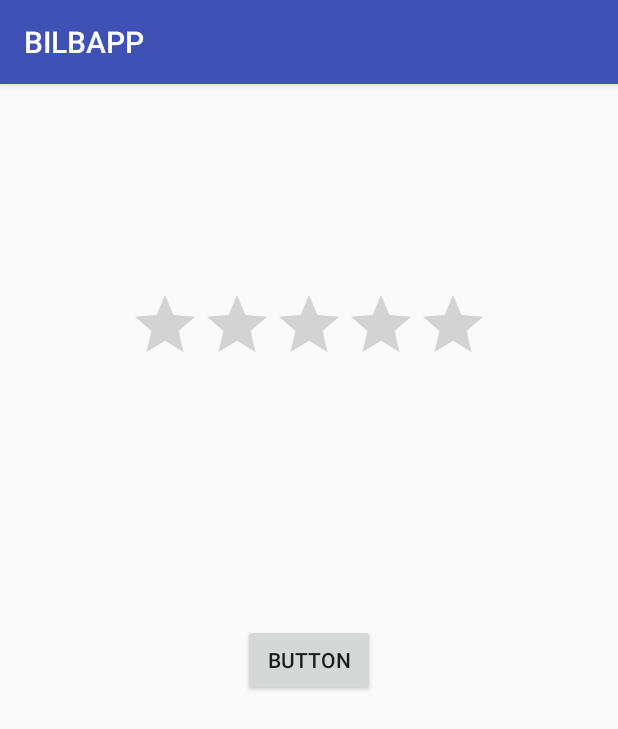
After one commit to josubarrientos/BILBAPP_ANDROID, an Android app: the RatingActivity screen opened directly, with no data from a screen before it, on a phone screen of 412 x 824 dp. The commit adds this screen. Shown: the top 729 px of the screen. Run offline under Robolectric (Android 15) with nearby library versions, the phone set to English and light mode, and no system bars.

Commit message:
Rating activity created and working

```diff
--- a/BILBAPP/app/src/main/AndroidManifest.xml
+++ b/BILBAPP/app/src/main/AndroidManifest.xml
@@ -2,7 +2,7 @@
 <manifest xmlns:android="http://schemas.android.com/apk/res/android"
     package="com.example.jbarrientos.bilbapp">
 
-    <uses-permission android:name="android.permission.INTERNET"/>
+    <uses-permission android:name="android.permission.INTERNET" />
 
     <application
         android:allowBackup="true"
@@ -25,7 +25,8 @@
         <activity android:name=".View.TranslationActivity" />
         <activity android:name=".View.ExperienceActivity" />
         <activity android:name=".View.ExpericenceShowActivity" />
-        <activity android:name=".View.QualificationActivity"></activity>
+        <activity android:name=".View.QualificationActivity" />
+        <activity android:name=".View.RatingActivity"></activity>
     </application>
 
 </manifest>
--- a/BILBAPP/app/src/main/java/com/example/jbarrientos/bilbapp/Adapters/NameOfSitiosAdapter.java
+++ b/BILBAPP/app/src/main/java/com/example/jbarrientos/bilbapp/Adapters/NameOfSitiosAdapter.java
@@ -1,7 +1,6 @@
 package com.example.jbarrientos.bilbapp.Adapters;
 
 import android.app.Activity;
-import android.app.Application;
 import android.content.Context;
 import android.content.Intent;
 import android.net.Uri;
@@ -12,7 +11,6 @@ import android.widget.BaseAdapter;
 import android.widget.TextView;
 import android.util.TypedValue;
 import android.view.View.OnClickListener;
-import android.widget.Toast;
 
 import com.example.jbarrientos.bilbapp.Model.Sitios;
 import com.example.jbarrientos.bilbapp.R;
--- a/BILBAPP/app/src/main/java/com/example/jbarrientos/bilbapp/Adapters/StaticSitiosAdapter.java
+++ b/BILBAPP/app/src/main/java/com/example/jbarrientos/bilbapp/Adapters/StaticSitiosAdapter.java
@@ -46,7 +46,6 @@ public class StaticSitiosAdapter extends BaseAdapter{
             LayoutInflater inf= (LayoutInflater) activity.getSystemService(Context.LAYOUT_INFLATER_SERVICE);
             v = inf.inflate(R.layout.static_sitio_layout,null);
         }
-
         Sitios sitio= listSitios.get(position);
 
         TextView nombreSitio = (TextView) v.findViewById(R.id.nombreSitio);
--- a/BILBAPP/app/src/main/java/com/example/jbarrientos/bilbapp/Model/RestClient.java
+++ b/BILBAPP/app/src/main/java/com/example/jbarrientos/bilbapp/Model/RestClient.java
@@ -25,8 +25,6 @@ public class RestClient {
 
 
     private HttpURLConnection getConnection(String path) throws IOException {
-        System.out.println("ESitios objetivo "+path);
-        System.out.println("Estableciendo conexión con "+String.format("%s/%s", baseUrl, path));
         URL url = new URL(String.format("%s/%s", baseUrl, path));
         HttpURLConnection conn = (HttpURLConnection) url.openConnection();
         conn.setRequestProperty("Connection","Keep-Alive");
@@ -52,14 +50,12 @@ public class RestClient {
     }
 
     public int postJson(final JSONObject json, String path) throws IOException {
-        System.out.println("Entra en postJSON con "+json.toString());
         HttpURLConnection conn = null;
         try {
             conn = getConnection(path);
             System.out.println("conexión recuperada");
             conn.setRequestMethod("POST");
             conn.setRequestProperty("Content-Type", "application/json; charset=UTF-8");
-            System.out.println("Establecidaos metods de envio");
             PrintWriter pw = new PrintWriter(conn.getOutputStream());
             pw.print(json.toString());
             pw.close();
--- a/BILBAPP/app/src/main/java/com/example/jbarrientos/bilbapp/View/ExpericenceShowActivity.java
+++ b/BILBAPP/app/src/main/java/com/example/jbarrientos/bilbapp/View/ExpericenceShowActivity.java
@@ -4,15 +4,12 @@ import android.support.v7.app.AppCompatActivity;
 import android.os.Bundle;
 import android.view.View;
 import android.widget.ListView;
-import android.widget.Toast;
 
 import com.example.jbarrientos.bilbapp.Adapters.ExperienceAdapter;
-import com.example.jbarrientos.bilbapp.Adapters.ExperiencesInSitiosAdapter;
 import com.example.jbarrientos.bilbapp.Model.DataPopulator;
 import com.example.jbarrientos.bilbapp.Model.DataSender;
 import com.example.jbarrientos.bilbapp.Model.Experience;
 import com.example.jbarrientos.bilbapp.Model.QueryAsyncTask;
-import com.example.jbarrientos.bilbapp.Model.Sitios;
 import com.example.jbarrientos.bilbapp.R;
 
 import org.json.JSONException;
--- a/BILBAPP/app/src/main/java/com/example/jbarrientos/bilbapp/View/ExperienceActivity.java
+++ b/BILBAPP/app/src/main/java/com/example/jbarrientos/bilbapp/View/ExperienceActivity.java
@@ -5,9 +5,7 @@ import android.os.Bundle;
 import android.widget.ListView;
 
 import com.example.jbarrientos.bilbapp.Adapters.ExperiencesInSitiosAdapter;
-import com.example.jbarrientos.bilbapp.Adapters.StaticSitiosAdapter;
 import com.example.jbarrientos.bilbapp.Model.DataPopulator;
-import com.example.jbarrientos.bilbapp.Model.Experience;
 import com.example.jbarrientos.bilbapp.Model.QueryAsyncTask;
 import com.example.jbarrientos.bilbapp.Model.Sitios;
 import com.example.jbarrientos.bilbapp.R;
--- a/BILBAPP/app/src/main/java/com/example/jbarrientos/bilbapp/View/LanguageSelectionActivity.java
+++ b/BILBAPP/app/src/main/java/com/example/jbarrientos/bilbapp/View/LanguageSelectionActivity.java
@@ -21,8 +21,6 @@ public class LanguageSelectionActivity extends AppCompatActivity {
     }
 
     public void selectEuskadi(View v){
-
-        Toast.makeText(getApplicationContext(), "Euskadi!", Toast.LENGTH_SHORT).show();
 
         Locale locale = new Locale("eu");
         Locale.setDefault(locale);
--- a/BILBAPP/app/src/main/java/com/example/jbarrientos/bilbapp/View/MapActivity.java
+++ b/BILBAPP/app/src/main/java/com/example/jbarrientos/bilbapp/View/MapActivity.java
@@ -70,7 +70,7 @@ public class MapActivity extends AppCompatActivity {
                             e.printStackTrace();
                         }
                         break;
-                    case "hotel":
+                    case "alojamiento":
                         try {
                             versiones = dp.cargaInfoSitios(typeSitio);
                         } catch (IOException e) {
@@ -79,7 +79,7 @@ public class MapActivity extends AppCompatActivity {
                             e.printStackTrace();
                         }
                         break;
-                    case "deporte":
+                    case "deportes":
                         try {
                             versiones = dp.cargaInfoSitios(typeSitio);
                         } catch (IOException e) {
@@ -97,7 +97,7 @@ public class MapActivity extends AppCompatActivity {
                             e.printStackTrace();
                         }
                         break;
-                    case "transporte":
+                    case "transportes":
                         try {
                             versiones = dp.cargaInfoSitios(typeSitio);
                         } catch (IOException e) {
--- a/BILBAPP/app/src/main/java/com/example/jbarrientos/bilbapp/View/QualificationActivity.java
+++ b/BILBAPP/app/src/main/java/com/example/jbarrientos/bilbapp/View/QualificationActivity.java
@@ -71,7 +71,7 @@ public class QualificationActivity extends AppCompatActivity {
                             e.printStackTrace();
                         }
                         break;
-                    case "hotel":
+                    case "alojamiento":
                         try {
                             versiones = dp.cargaInfoSitios(typeSitio);
                         } catch (IOException e) {
@@ -80,7 +80,7 @@ public class QualificationActivity extends AppCompatActivity {
                             e.printStackTrace();
                         }
                         break;
-                    case "deporte":
+                    case "deportes":
                         try {
                             versiones = dp.cargaInfoSitios(typeSitio);
                         } catch (IOException e) {
@@ -98,7 +98,7 @@ public class QualificationActivity extends AppCompatActivity {
                             e.printStackTrace();
                         }
                         break;
-                    case "transporte":
+                    case "transportes":
                         try {
                             versiones = dp.cargaInfoSitios(typeSitio);
                         } catch (IOException e) {
--- /dev/null
+++ b/BILBAPP/app/src/main/java/com/example/jbarrientos/bilbapp/View/RatingActivity.java
@@ -0,0 +1,53 @@
+package com.example.jbarrientos.bilbapp.View;
+
+import android.support.v7.app.AppCompatActivity;
+import android.os.Bundle;
+import android.view.View;
+import android.widget.RatingBar;
+import android.widget.TextView;
+import android.widget.Toast;
+
+import com.example.jbarrientos.bilbapp.Model.DataSender;
+import com.example.jbarrientos.bilbapp.R;
+
+import org.json.JSONException;
+
+import java.io.IOException;
+
+public class RatingActivity extends AppCompatActivity {
+
+    private String placeName;
+    private DataSender ds = new DataSender();
+
+
+    @Override
+    protected void onCreate(Bundle savedInstanceState) {
+        super.onCreate(savedInstanceState);
+        setContentView(R.layout.activity_rating);
+
+        placeName = getIntent().getStringExtra("extra_text");
+
+        TextView tv = (TextView) findViewById(R.id.CualificationTarget);
+        tv.setText(placeName);
+
+        System.out.println(placeName);
+
+    }
+
+    public void sendRating(View v) throws IOException, JSONException {
+
+        RatingBar rt = (RatingBar) findViewById(R.id.CualificationBar);
+        rt.setIsIndicator(true);
+
+        if(rt.getRating() == 0.0){
+
+            Toast.makeText(getApplicationContext(), "Error", Toast.LENGTH_SHORT).show();
+        }else{
+
+            float nota = rt.getRating();
+            ds.sendQualification(RatingActivity.this,placeName,nota);
+        }
+
+
+    }
+}
--- /dev/null
+++ b/BILBAPP/app/src/main/res/layout/activity_rating.xml
@@ -0,0 +1,39 @@
+<?xml version="1.0" encoding="utf-8"?>
+<RelativeLayout xmlns:android="http://schemas.android.com/apk/res/android"
+    xmlns:tools="http://schemas.android.com/tools"
+    android:id="@+id/activity_rating"
+    android:layout_width="match_parent"
+    android:layout_height="match_parent"
+    android:paddingBottom="@dimen/activity_vertical_margin"
+    android:paddingLeft="@dimen/activity_horizontal_margin"
+    android:paddingRight="@dimen/activity_horizontal_margin"
+    android:paddingTop="@dimen/activity_vertical_margin"
+    tools:context="com.example.jbarrientos.bilbapp.View.RatingActivity">
+
+
+    <TextView
+        android:text="TextView"
+        android:layout_width="wrap_content"
+        android:layout_height="wrap_content"
+        android:layout_alignParentTop="true"
+        android:layout_centerHorizontal="true"
+        android:layout_marginTop="55dp"
+        android:id="@+id/CualificationTarget" />
+
+    <RatingBar
+        android:layout_width="wrap_content"
+        android:layout_height="wrap_content"
+        android:layout_below="@+id/CualificationTarget"
+        android:layout_centerHorizontal="true"
+        android:layout_marginTop="46dp"
+        android:id="@+id/CualificationBar" />
+
+    <Button
+        android:text="Button"
+        android:layout_width="wrap_content"
+        android:layout_height="wrap_content"
+        android:layout_centerVertical="true"
+        android:layout_centerHorizontal="true"
+        android:id="@+id/CualificationButton"
+        android:onClick="sendRating"/>
+</RelativeLayout>
```
Also changed, not shown: BILBAPP/app/src/main/java/com/example/jbarrientos/bilbapp/Adapters/QualificationOfSitiosAdapter.java (+12 -21 lines), BILBAPP/app/src/main/java/com/example/jbarrientos/bilbapp/Model/DataPopulator.java (+3 -7 lines), BILBAPP/app/src/main/java/com/example/jbarrientos/bilbapp/Model/DataSender.java (+39 -44 lines).
